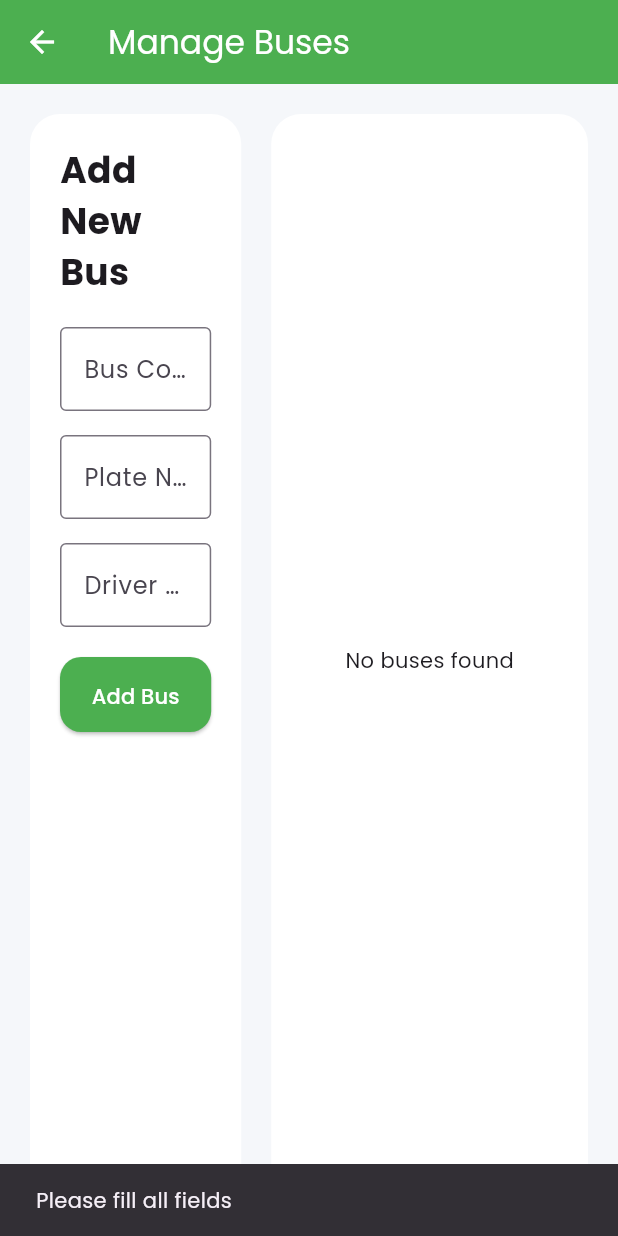
After one commit to tanveer-49/Moves_Uni_flutter-project, a Flutter app: the ManageBusesScreen screen opened directly, after a tap on "Add Bus", on a phone screen of 412 x 824 dp. The commit adds this screen. Run offline on Flutter 3.47's test engine with Material 3 defaults, Android fonts, the phone set to English and light mode, and no system bars; our stand-ins replace cloud_firestore, firebase_auth, firebase_core, flutter_riverpod, google_fonts; accounts and stored records are empty.

Commit message:
Added Bus Management Module

```diff
--- /dev/null
+++ b/lib/core/services/bus_service.dart
@@ -0,0 +1,58 @@
+import 'package:cloud_firestore/cloud_firestore.dart';
+
+import '../../models/bus_model.dart';
+
+class BusService {
+  final FirebaseFirestore _firestore =
+      FirebaseFirestore.instance;
+
+  final String collection = 'buses';
+
+  /// ADD BUS
+  Future<void> addBus(BusModel bus) async {
+    try {
+      await _firestore
+          .collection(collection)
+          .doc(bus.busId)
+          .set(bus.toMap());
+    } catch (e) {
+      rethrow;
+    }
+  }
+
+  /// UPDATE BUS
+  Future<void> updateBus(BusModel bus) async {
+    try {
+      await _firestore
+          .collection(collection)
+          .doc(bus.busId)
+          .update(bus.toMap());
+    } catch (e) {
+      rethrow;
+    }
+  }
+
+  /// DELETE BUS
+  Future<void> deleteBus(String busId) async {
+    try {
+      await _firestore
+          .collection(collection)
+          .doc(busId)
+          .delete();
+    } catch (e) {
+      rethrow;
+    }
+  }
+
+  /// GET ALL BUSES
+  Stream<List<BusModel>> getBuses() {
+    return _firestore
+        .collection(collection)
+        .snapshots()
+        .map((snapshot) {
+      return snapshot.docs.map((doc) {
+        return BusModel.fromMap(doc.data());
+      }).toList();
+    });
+  }
+}
--- /dev/null
+++ b/lib/features/admin_panel/manage_buses_screen.dart
@@ -0,0 +1,336 @@
+import 'package:flutter/material.dart';
+import 'package:uuid/uuid.dart';
+
+import '../../core/services/bus_service.dart';
+import '../../models/bus_model.dart';
+
+class ManageBusesScreen extends StatefulWidget {
+  const ManageBusesScreen({super.key});
+
+  @override
+  State<ManageBusesScreen> createState() =>
+      _ManageBusesScreenState();
+}
+
+class _ManageBusesScreenState
+    extends State<ManageBusesScreen> {
+  final BusService _busService = BusService();
+
+  final TextEditingController busCodeController =
+  TextEditingController();
+
+  final TextEditingController plateController =
+  TextEditingController();
+
+  final TextEditingController driverController =
+  TextEditingController();
+
+  bool isLoading = false;
+
+  String? editingBusId;
+
+  /// ADD OR UPDATE BUS
+  Future<void> saveBus() async {
+    if (busCodeController.text.trim().isEmpty ||
+        plateController.text.trim().isEmpty ||
+        driverController.text.trim().isEmpty) {
+      ScaffoldMessenger.of(context).showSnackBar(
+        const SnackBar(
+          content: Text('Please fill all fields'),
+        ),
+      );
+      return;
+    }
+
+    try {
+      setState(() {
+        isLoading = true;
+      });
+
+      final bus = BusModel(
+        busId: editingBusId ?? const Uuid().v4(),
+        busCode: busCodeController.text.trim(),
+        plateNumber: plateController.text.trim(),
+        driverName: driverController.text.trim(),
+      );
+
+      if (editingBusId == null) {
+        await _busService.addBus(bus);
+      } else {
+        await _busService.updateBus(bus);
+      }
+
+      clearFields();
+
+      ScaffoldMessenger.of(context).showSnackBar(
+        SnackBar(
+          content: Text(
+            editingBusId == null
+                ? 'Bus Added Successfully'
+                : 'Bus Updated Successfully',
+          ),
+        ),
+      );
+    } catch (e) {
+      ScaffoldMessenger.of(context).showSnackBar(
+        SnackBar(
+          content: Text(e.toString()),
+        ),
+      );
+    } finally {
+      setState(() {
+        isLoading = false;
+      });
+    }
+  }
+
+  /// CLEAR FORM
+  void clearFields() {
+    busCodeController.clear();
+    plateController.clear();
+    driverController.clear();
+
+    editingBusId = null;
+  }
+
+  /// EDIT BUS
+  void editBus(BusModel bus) {
+    editingBusId = bus.busId;
+
+    busCodeController.text = bus.busCode;
+    plateController.text = bus.plateNumber;
+    driverController.text = bus.driverName;
+
+    setState(() {});
+  }
+
+  /// DELETE BUS
+  Future<void> deleteBus(String busId) async {
+    try {
+      await _busService.deleteBus(busId);
+
+      ScaffoldMessenger.of(context).showSnackBar(
+        const SnackBar(
+          content: Text('Bus Deleted'),
+        ),
+      );
+    } catch (e) {
+      ScaffoldMessenger.of(context).showSnackBar(
+        SnackBar(
+          content: Text(e.toString()),
+        ),
+      );
+    }
+  }
+
+  @override
+  Widget build(BuildContext context) {
+    return Scaffold(
+      backgroundColor: const Color(0xffF5F7FA),
+
+      appBar: AppBar(
+        title: const Text('Manage Buses'),
+        backgroundColor: Colors.green,
+      ),
+
+      body: Padding(
+        padding: const EdgeInsets.all(20),
+        child: Row(
+          crossAxisAlignment: CrossAxisAlignment.start,
+          children: [
+
+            /// LEFT SIDE FORM
+            Expanded(
+              flex: 2,
+              child: Container(
+                padding: const EdgeInsets.all(20),
+                decoration: BoxDecoration(
+                  color: Colors.white,
+                  borderRadius: BorderRadius.circular(20),
+                ),
+                child: Column(
+                  crossAxisAlignment:
+                  CrossAxisAlignment.start,
+                  children: [
+
+                    Text(
+                      editingBusId == null
+                          ? 'Add New Bus'
+                          : 'Update Bus',
+                      style: const TextStyle(
+                        fontSize: 24,
+                        fontWeight: FontWeight.bold,
+                      ),
+                    ),
+
+                    const SizedBox(height: 20),
+
+                    TextField(
+                      controller: busCodeController,
+                      decoration: const InputDecoration(
+                        labelText: 'Bus Code',
+                        border: OutlineInputBorder(),
+                      ),
+                    ),
+
+                    const SizedBox(height: 16),
+
+                    TextField(
+                      controller: plateController,
+                      decoration: const InputDecoration(
+                        labelText: 'Plate Number',
+                        border: OutlineInputBorder(),
+                      ),
+                    ),
+
+                    const SizedBox(height: 16),
+
+                    TextField(
+                      controller: driverController,
+                      decoration: const InputDecoration(
+                        labelText: 'Driver Name',
+                        border: OutlineInputBorder(),
+                      ),
+                    ),
+
+                    const SizedBox(height: 20),
+
+                    SizedBox(
+                      width: double.infinity,
+                      height: 50,
+                      child: ElevatedButton(
+                        onPressed:
+                        isLoading ? null : saveBus,
+                        style: ElevatedButton.styleFrom(
+                          backgroundColor: Colors.green,
+                        ),
+                        child: isLoading
+                            ? const CircularProgressIndicator(
+                          color: Colors.white,
+                        )
+                            : Text(
+                          editingBusId == null
+                              ? 'Add Bus'
+                              : 'Update Bus',
+                        ),
+                      ),
+                    ),
+                  ],
+                ),
+              ),
+            ),
+
+            const SizedBox(width: 20),
+
+            /// RIGHT SIDE LIST
+            Expanded(
+              flex: 3,
+              child: Container(
+                padding: const EdgeInsets.all(20),
+                decoration: BoxDecoration(
+                  color: Colors.white,
+                  borderRadius: BorderRadius.circular(20),
+                ),
+                child: StreamBuilder<List<BusModel>>(
+                  stream: _busService.getBuses(),
+                  builder: (context, snapshot) {
+
+                    if (snapshot.connectionState ==
+                        ConnectionState.waiting) {
+                      return const Center(
+                        child: CircularProgressIndicator(),
+                      );
+                    }
+
+                    if (snapshot.hasError) {
+                      return Center(
+                        child: Text(
+                          snapshot.error.toString(),
+                        ),
+                      );
+                    }
+
+                    final buses = snapshot.data ?? [];
+
+                    if (buses.isEmpty) {
+                      return const Center(
+                        child: Text('No buses found'),
+                      );
+                    }
+
+                    return ListView.builder(
+                      itemCount: buses.length,
+                      itemBuilder: (context, index) {
+
+                        final bus = buses[index];
+
+                        return Card(
+                          elevation: 2,
+                          margin: const EdgeInsets.only(
+                            bottom: 12,
+                          ),
+                          child: ListTile(
+
+                            title: Text(
+                              bus.busCode,
+                              style: const TextStyle(
+                                fontWeight:
+                                FontWeight.bold,
+                              ),
+                            ),
+
+                            subtitle: Column(
+                              crossAxisAlignment:
+                              CrossAxisAlignment.start,
+                              children: [
+
+                                Text(
+                                  'Plate: ${bus.plateNumber}',
+                                ),
+
+                                Text(
+                                  'Driver: ${bus.driverName}',
+                                ),
+                              ],
+                            ),
+
+                            trailing: Row(
+                              mainAxisSize:
+                              MainAxisSize.min,
+                              children: [
+
+                                IconButton(
+                                  icon: const Icon(
+                                    Icons.edit,
+                                    color: Colors.blue,
+                                  ),
+                                  onPressed: () {
+                                    editBus(bus);
+                                  },
+                                ),
+
+                                IconButton(
+                                  icon: const Icon(
+                                    Icons.delete,
+                                    color: Colors.red,
+                                  ),
+                                  onPressed: () {
+                                    deleteBus(bus.busId);
+                                  },
+                                ),
+                              ],
+                            ),
+                          ),
+                        );
+                      },
+                    );
+                  },
+                ),
+              ),
+            ),
+          ],
+        ),
+      ),
+    );
+  }
+}
--- /dev/null
+++ b/lib/models/bus_model.dart
@@ -0,0 +1,31 @@
+class BusModel {
+  final String busId;
+  final String busCode;
+  final String plateNumber;
+  final String driverName;
+
+  BusModel({
+    required this.busId,
+    required this.busCode,
+    required this.plateNumber,
+    required this.driverName,
+  });
+
+  factory BusModel.fromMap(Map<String, dynamic> map) {
+    return BusModel(
+      busId: map['busId'] ?? '',
+      busCode: map['busCode'] ?? '',
+      plateNumber: map['plateNumber'] ?? '',
+      driverName: map['driverName'] ?? '',
+    );
+  }
+
+  Map<String, dynamic> toMap() {
+    return {
+      'busId': busId,
+      'busCode': busCode,
+      'plateNumber': plateNumber,
+      'driverName': driverName,
+    };
+  }
+}
--- a/pubspec.yaml
+++ b/pubspec.yaml
@@ -27,6 +27,9 @@ dependencies:
   # Fonts
   google_fonts: ^6.2.1
 
+  # UUID for generating unique IDs
+  uuid: ^4.5.1
+
 dev_dependencies:
   flutter_test:
     sdk: flutter
```
Also changed, not shown: lib/features/admin_panel/admin_dashboard.dart (+18 -1 lines), pubspec.lock.
